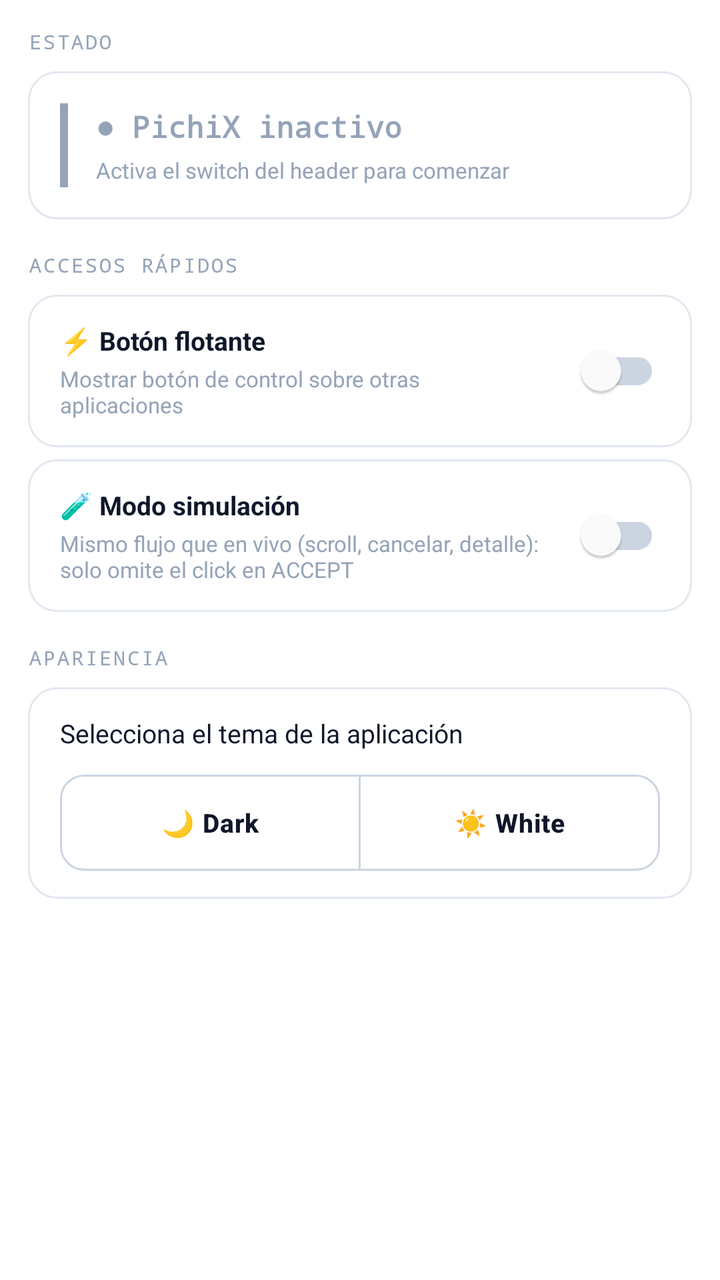
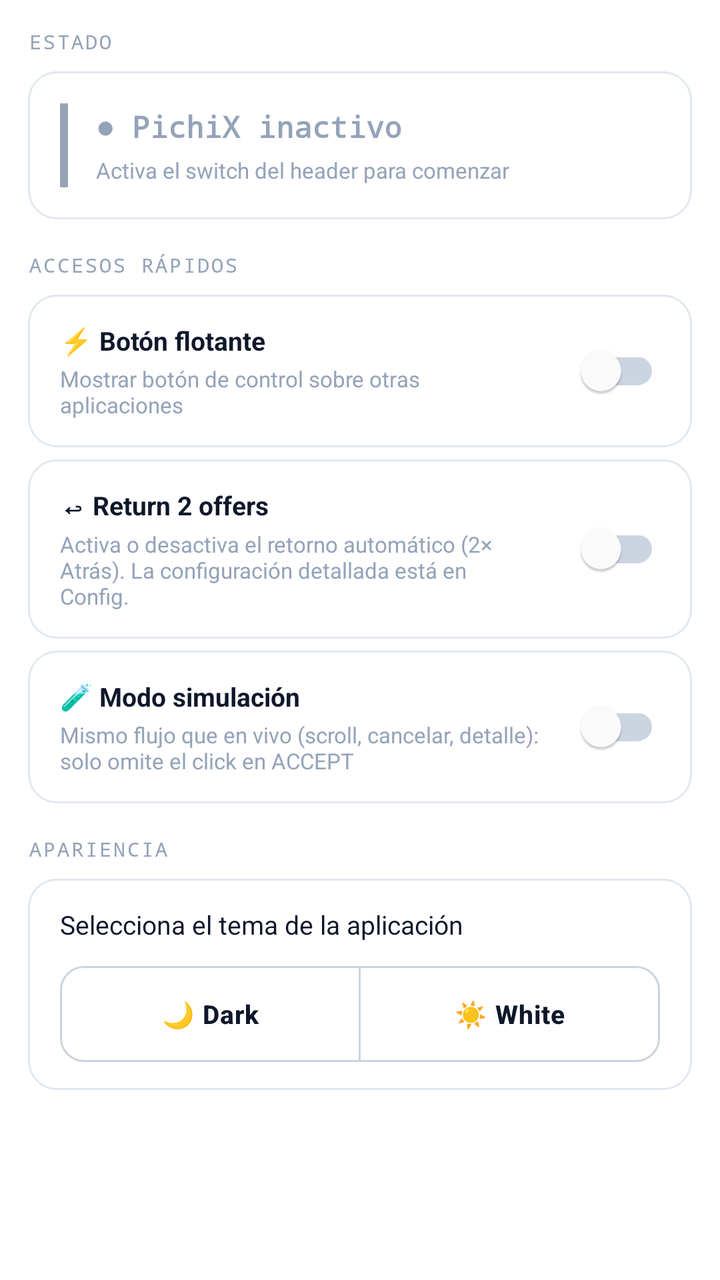

Compare the two renders of this Android layout. The source of the first and the diff that turns it into the second are given below.
<!-- AndroidManifest.xml: application theme AppTheme -->
<!-- res/layout/fragment_home.xml -->
<?xml version="1.0" encoding="utf-8"?>
<ScrollView xmlns:android="http://schemas.android.com/apk/res/android"
    xmlns:app="http://schemas.android.com/apk/res-auto"
    android:layout_width="match_parent"
    android:layout_height="match_parent"
    android:background="@color/bg_page"
    android:scrollbars="none"
    android:fillViewport="true"
    android:clipToPadding="false"
    android:focusable="false"
    android:focusableInTouchMode="false">

    <LinearLayout
        android:layout_width="match_parent"
        android:layout_height="wrap_content"
        android:orientation="vertical"
        android:padding="14dp">

        
        <TextView
            android:layout_width="wrap_content"
            android:layout_height="wrap_content"
            android:text="ESTADO"
            android:textColor="@color/text_hint"
            android:textSize="10sp"
            android:textAllCaps="true"
            android:letterSpacing="0.10"
            android:fontFamily="monospace"
            android:layout_marginBottom="8dp"/>

        <LinearLayout
            android:id="@+id/homeStatusCard"
            android:layout_width="match_parent"
            android:layout_height="wrap_content"
            android:background="@drawable/card_bg"
            android:padding="16dp"
            android:orientation="horizontal"
            android:gravity="center_vertical"
            android:layout_marginBottom="16dp">

            <View
                android:id="@+id/homeStatusBar"
                android:layout_width="4dp"
                android:layout_height="42dp"
                android:background="@color/text_hint"
                android:layout_marginEnd="14dp"/>

            <LinearLayout
                android:layout_width="match_parent"
                android:layout_height="wrap_content"
                android:orientation="vertical">
                <TextView
                    android:id="@+id/homeBotStatus"
                    android:layout_width="wrap_content"
                    android:layout_height="wrap_content"
                    android:text="● PichiX inactivo"
                    android:textColor="@color/text_hint"
                    android:textSize="15sp"
                    android:textStyle="bold"
                    android:fontFamily="monospace"/>
                <TextView
                    android:id="@+id/homeBotSubtitle"
                    android:layout_width="match_parent"
                    android:layout_height="wrap_content"
                    android:text="Activa el switch del header para comenzar"
                    android:textColor="@color/text_hint"
                    android:textSize="11sp"
                    android:layout_marginTop="4dp"/>
            </LinearLayout>

        </LinearLayout>

        
        <TextView
            android:layout_width="wrap_content"
            android:layout_height="wrap_content"
            android:text="ACCESOS RÁPIDOS"
            android:textColor="@color/text_hint"
            android:textSize="10sp"
            android:textAllCaps="true"
            android:letterSpacing="0.10"
            android:fontFamily="monospace"
            android:layout_marginBottom="8dp"/>

        
        <LinearLayout
            android:layout_width="match_parent"
            android:layout_height="wrap_content"
            android:background="@drawable/card_bg"
            android:paddingLeft="16dp"
            android:paddingRight="16dp"
            android:paddingTop="14dp"
            android:paddingBottom="14dp"
            android:orientation="horizontal"
            android:gravity="center_vertical"
            android:layout_marginBottom="6dp"
            xmlns:app="http://schemas.android.com/apk/res-auto">
            <LinearLayout
                android:layout_width="0dp"
                android:layout_height="wrap_content"
                android:layout_weight="1"
                android:orientation="vertical"
                android:layout_marginEnd="12dp">
                <TextView
                    android:layout_width="match_parent"
                    android:layout_height="wrap_content"
                    android:text="⚡ Botón flotante"
                    android:textColor="@color/text_primary"
                    android:textSize="13sp"
                    android:textStyle="bold"/>
                <TextView
                    android:layout_width="match_parent"
                    android:layout_height="wrap_content"
                    android:text="Mostrar botón de control sobre otras aplicaciones"
                    android:textColor="@color/text_hint"
                    android:textSize="11sp"
                    android:layout_marginTop="3dp"/>
            </LinearLayout>
            <com.google.android.material.switchmaterial.SwitchMaterial
                android:id="@+id/homeQuickOverlay"
                android:layout_width="wrap_content"
                android:layout_height="wrap_content"
                app:thumbTint="@color/header_switch_thumb"
                app:trackTint="@color/switch_track_selector"/>
        </LinearLayout>

        
        <LinearLayout
            android:layout_width="match_parent"
            android:layout_height="wrap_content"
            android:background="@drawable/card_bg"
            android:paddingLeft="16dp"
            android:paddingRight="16dp"
            android:paddingTop="14dp"
            android:paddingBottom="14dp"
            android:orientation="horizontal"
            android:gravity="center_vertical"
            android:layout_marginBottom="16dp"
            xmlns:app="http://schemas.android.com/apk/res-auto">
            <LinearLayout
                android:layout_width="0dp"
                android:layout_height="wrap_content"
                android:layout_weight="1"
                android:orientation="vertical"
                android:layout_marginEnd="12dp">
                <TextView
                    android:layout_width="match_parent"
                    android:layout_height="wrap_content"
                    android:text="🧪 Modo simulación"
                    android:textColor="@color/text_primary"
                    android:textSize="13sp"
                    android:textStyle="bold"/>
                <TextView
                    android:layout_width="match_parent"
                    android:layout_height="wrap_content"
                    android:text="Mismo flujo que en vivo (scroll, cancelar, detalle): solo omite el click en ACCEPT"
                    android:textColor="@color/text_hint"
                    android:textSize="11sp"
                    android:layout_marginTop="3dp"/>
            </LinearLayout>
            <com.google.android.material.switchmaterial.SwitchMaterial
                android:id="@+id/homeQuickDryRun"
                android:layout_width="wrap_content"
                android:layout_height="wrap_content"
                app:thumbTint="@color/header_switch_thumb"
                app:trackTint="@color/switch_track_selector"/>
        </LinearLayout>

        
        <TextView
            android:layout_width="wrap_content"
            android:layout_height="wrap_content"
            android:text="APARIENCIA"
            android:textColor="@color/text_hint"
            android:textSize="10sp"
            android:textAllCaps="true"
            android:letterSpacing="0.10"
            android:fontFamily="monospace"
            android:layout_marginBottom="8dp"/>

        <LinearLayout
            android:layout_width="match_parent"
            android:layout_height="wrap_content"
            android:background="@drawable/card_bg"
            android:paddingLeft="16dp"
            android:paddingRight="16dp"
            android:paddingTop="14dp"
            android:paddingBottom="14dp"
            android:orientation="vertical">

            <TextView
                android:layout_width="match_parent"
                android:layout_height="wrap_content"
                android:text="Selecciona el tema de la aplicación"
                android:textColor="@color/text_primary"
                android:textSize="13sp"
                android:layout_marginBottom="12dp"/>

            <com.google.android.material.button.MaterialButtonToggleGroup
                android:id="@+id/themeToggleGroup"
                android:layout_width="match_parent"
                android:layout_height="wrap_content"
                app:singleSelection="true"
                app:selectionRequired="true">

                <com.google.android.material.button.MaterialButton
                    android:id="@+id/homeBtnThemeDark"
                    style="@style/SparkThemeToggleButton"
                    android:layout_width="wrap_content"
                    android:layout_height="wrap_content"
                    android:layout_weight="1"
                    android:text="🌙 Dark"/>

                <com.google.android.material.button.MaterialButton
                    android:id="@+id/homeBtnThemeWhite"
                    style="@style/SparkThemeToggleButton"
                    android:layout_width="wrap_content"
                    android:layout_height="wrap_content"
                    android:layout_weight="1"
                    android:text="☀️ White"/>

            </com.google.android.material.button.MaterialButtonToggleGroup>

        </LinearLayout>

    </LinearLayout>
</ScrollView>
<!-- resources referenced by this layout -->
<resources>
  <color name="bg_page">#FFFFFF</color>
  <color name="text_hint">#94A3B8</color>
  <color name="text_primary">#0F172A</color>
  <!-- drawable card_bg (drawable) -->
  <?xml version="1.0" encoding="utf-8"?>
  <shape xmlns:android="http://schemas.android.com/apk/res/android">
      <solid android:color="@color/bg_card"/>
      <stroke android:width="1dp" android:color="@color/border_subtle"/>
      <corners android:radius="14dp"/>
  </shape>
  <style name="SparkThemeToggleButton" parent="Widget.MaterialComponents.Button.OutlinedButton">
          <item name="android:minHeight">48dp</item>
          <item name="android:paddingTop">12dp</item>
          <item name="android:paddingBottom">12dp</item>
          <item name="android:textSize">13sp</item>
          <item name="cornerRadius">12dp</item>
          <item name="strokeWidth">1dp</item>
          <item name="strokeColor">@color/theme_toggle_stroke</item>
          <item name="backgroundTint">@color/theme_toggle_bg</item>
          <item name="android:textColor">@color/theme_toggle_text</item>
          <item name="android:textAllCaps">false</item>
          <item name="android:textStyle">bold</item>
          <item name="android:insetTop">0dp</item>
          <item name="android:insetBottom">0dp</item>
      </style>
  <color name="bg_card">#FFFFFF</color>
  <color name="border_subtle">#E2E8F0</color>
  <color name="colorPrimary">#FFFFFF</color>
  <color name="colorPrimaryDark">#FFFFFF</color>
  <color name="colorAccent">#3B82F6</color>
  <color name="text_secondary">#475569</color>
  <style name="SparkButtonPrimary" parent="Widget.MaterialComponents.Button">
          <item name="android:minHeight">48dp</item>
          <item name="android:paddingTop">12dp</item>
          <item name="android:paddingBottom">12dp</item>
          <item name="android:textSize">14sp</item>
          <item name="cornerRadius">12dp</item>
          <item name="backgroundTint">@color/button_primary_bg</item>
          <item name="android:textColor">@color/button_primary_text</item>
          <item name="android:textAllCaps">false</item>
          <item name="android:textStyle">bold</item>
          <item name="android:letterSpacing">0.02</item>
          <item name="android:insetTop">0dp</item>
          <item name="android:insetBottom">0dp</item>
      </style>
  <style name="SparkSwitch" parent="Widget.MaterialComponents.CompoundButton.Switch">
          <item name="thumbTint">@color/header_switch_thumb</item>
          <item name="trackTint">@color/switch_track_selector</item>
      </style>
  <color name="button_primary_bg">#3B82F6</color>
  <color name="button_primary_text">#FFFFFF</color>
  <style name="SparkAlertDialogTitle" parent="MaterialAlertDialog.MaterialComponents.Title.Text">
          <item name="android:textColor">@color/text_primary</item>
      </style>
  <style name="SparkAlertDialogBody" parent="MaterialAlertDialog.MaterialComponents.Body.Text">
          <item name="android:textColor">@color/text_secondary</item>
      </style>
  <style name="SparkAlertDialogButton" parent="Widget.MaterialComponents.Button.TextButton.Dialog">
          <item name="android:textColor">@color/colorAccent</item>
          <item name="rippleColor">@color/sidebar_ripple</item>
      </style>
  <color name="sidebar_ripple">#1A3B82F6</color>
  <!-- unchanged entries left out for length: 2 -->
</resources>

<!-- the commit's change to res/layout/fragment_home.xml (unified diff, before → after) -->
@@ -135,6 +135,48 @@
             android:paddingBottom="14dp"
             android:orientation="horizontal"
             android:gravity="center_vertical"
+            android:layout_marginBottom="6dp"
+            xmlns:app="http://schemas.android.com/apk/res-auto">
+            <LinearLayout
+                android:layout_width="0dp"
+                android:layout_height="wrap_content"
+                android:layout_weight="1"
+                android:orientation="vertical"
+                android:layout_marginEnd="12dp">
+                <TextView
+                    android:layout_width="match_parent"
+                    android:layout_height="wrap_content"
+                    android:text="@string/home_return_2_offers_title"
+                    android:textColor="@color/text_primary"
+                    android:textSize="13sp"
+                    android:textStyle="bold"/>
+                <TextView
+                    android:layout_width="match_parent"
+                    android:layout_height="wrap_content"
+                    android:text="@string/home_return_2_offers_hint"
+                    android:textColor="@color/text_hint"
+                    android:textSize="11sp"
+                    android:layout_marginTop="3dp"/>
+            </LinearLayout>
+            <com.google.android.material.switchmaterial.SwitchMaterial
+                android:id="@+id/homeQuickReturn2Offers"
+                android:layout_width="wrap_content"
+                android:layout_height="wrap_content"
+                app:thumbTint="@color/header_switch_thumb"
+                app:trackTint="@color/switch_track_selector"/>
+        </LinearLayout>
+
+        
+        <LinearLayout
+            android:layout_width="match_parent"
+            android:layout_height="wrap_content"
+            android:background="@drawable/card_bg"
+            android:paddingLeft="16dp"
+            android:paddingRight="16dp"
+            android:paddingTop="14dp"
+            android:paddingBottom="14dp"
+            android:orientation="horizontal"
+            android:gravity="center_vertical"
             android:layout_marginBottom="16dp"
             xmlns:app="http://schemas.android.com/apk/res-auto">
             <LinearLayout
<!-- resource entries referenced after the edit -->
@@ -10,6 +10,8 @@
       <stroke android:width="1dp" android:color="@color/border_subtle"/>
       <corners android:radius="14dp"/>
   </shape>
+  <string name="home_return_2_offers_hint">Activa o desactiva el retorno automático (2× Atrás). La configuración detallada está en Config.</string>
+  <string name="home_return_2_offers_title">↩ Return 2 offers</string>
   <style name="SparkThemeToggleButton" parent="Widget.MaterialComponents.Button.OutlinedButton">
           <item name="android:minHeight">48dp</item>
           <item name="android:paddingTop">12dp</item>
